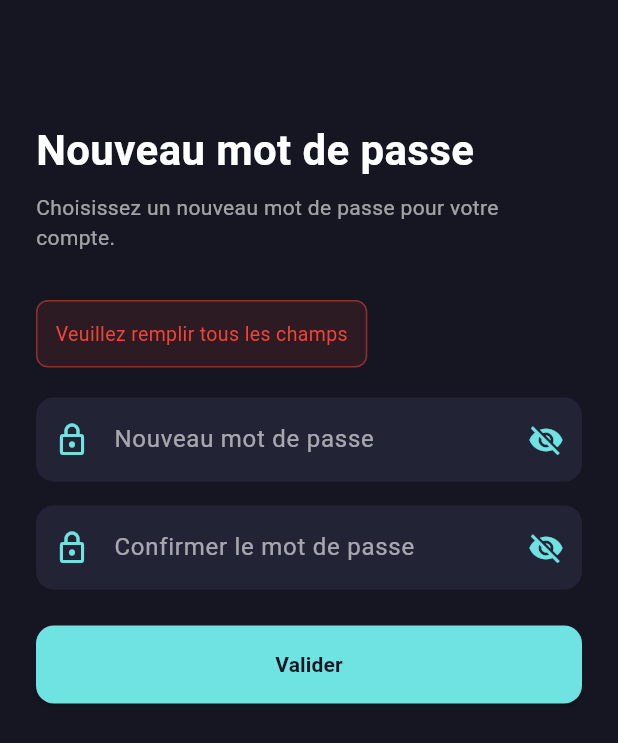
After one commit to AurelienFerrari/Scriptoria, a Flutter app: the ResetPasswordPage screen opened directly, after a tap on "Valider", on a phone screen of 412 x 824 dp. The commit adds this screen. Shown: the top 743 px of the screen. Run offline on Flutter 3.47's test engine with Material 3 defaults, Android fonts, the phone set to English and light mode, and no system bars; our stand-ins replace flutter_dotenv, image_picker, permission_handler, shared_preferences, supabase_flutter; accounts and stored records are empty.

Commit message:
Corrige B20 : le reset de mot de passe fonctionne enfin sur mobile
Les liens de confirmation d'inscription et de réinitialisation de mot
de passe envoyés par Supabase redirigeaient vers http://localhost:3000
(Site URL par défaut, pensée pour une app web) : sur mobile ça atterrit
sur une page qui ne répond rien, et le mot de passe ne peut jamais être
réellement changé.

Ajout d'un schéma d'URL custom (com.example.scriptoria://reset-callback/)
enregistré côté natif (AndroidManifest.xml, Info.plist) et passé en
redirectTo par SupabaseService.resetPassword(). MyApp écoute désormais
AuthChangeEvent.passwordRecovery (via AuthProvider.onAuthStateChange) et
ouvre un nouvel écran ResetPasswordPage, qui appelle enfin
AuthProvider.updatePassword() (déjà implémentée côté service mais
jamais branchée jusqu'ici).

```diff
--- a/lib/core/services/supabase_service.dart
+++ b/lib/core/services/supabase_service.dart
@@ -166,10 +166,22 @@ class SupabaseService {
     return _client.auth.currentUser != null;
   }
 
+  /// Émet un événement à chaque changement d'état d'authentification, y
+  /// compris `AuthChangeEvent.passwordRecovery` quand l'utilisateur arrive
+  /// via le deep link de réinitialisation de mot de passe (voir main.dart).
+  Stream<AuthState> get onAuthStateChange => _client.auth.onAuthStateChange;
+
+  /// URL de deep link vers laquelle Supabase redirige après confirmation
+  /// d'email ou clic sur un lien de réinitialisation de mot de passe.
+  /// Doit être enregistrée comme schéma custom côté natif (voir
+  /// AndroidManifest.xml / Info.plist) et ajoutée à l'allow-list "Redirect
+  /// URLs" du projet Supabase (Authentication > URL Configuration).
+  static const String authCallbackUrl = 'com.example.scriptoria://reset-callback/';
+
   /// Réinitialiser le mot de passe
   Future<void> resetPassword(String email) async {
     try {
-      await _client.auth.resetPasswordForEmail(email);
+      await _client.auth.resetPasswordForEmail(email, redirectTo: authCallbackUrl);
     } catch (e) {
       rethrow;
     }
--- /dev/null
+++ b/lib/features/auth/presentation/pages/reset_password_page.dart
@@ -0,0 +1,188 @@
+import 'package:flutter/material.dart';
+import 'package:provider/provider.dart';
+
+import 'package:scriptoria/core/providers/auth_provider.dart';
+import 'package:scriptoria/core/utils/friendly_auth_error.dart';
+
+/// Écran affiché quand l'utilisateur arrive via le deep link de
+/// réinitialisation de mot de passe (voir main.dart : écoute de
+/// AuthChangeEvent.passwordRecovery). Le lien a déjà établi une session
+/// authentifiée ; il ne reste qu'à définir le nouveau mot de passe.
+class ResetPasswordPage extends StatefulWidget {
+  const ResetPasswordPage({super.key});
+
+  @override
+  State<ResetPasswordPage> createState() => _ResetPasswordPageState();
+}
+
+class _ResetPasswordPageState extends State<ResetPasswordPage> {
+  final _passwordController = TextEditingController();
+  final _confirmPasswordController = TextEditingController();
+  bool _isLoading = false;
+  bool _obscurePassword = true;
+  bool _obscureConfirmPassword = true;
+  String? _errorMessage;
+
+  @override
+  void dispose() {
+    _passwordController.dispose();
+    _confirmPasswordController.dispose();
+    super.dispose();
+  }
+
+  Future<void> _handleSubmit() async {
+    if (_passwordController.text.isEmpty || _confirmPasswordController.text.isEmpty) {
+      setState(() => _errorMessage = 'Veuillez remplir tous les champs');
+      return;
+    }
+
+    if (_passwordController.text != _confirmPasswordController.text) {
+      setState(() => _errorMessage = 'Les mots de passe ne correspondent pas');
+      return;
+    }
+
+    if (_passwordController.text.length < 8) {
+      setState(() => _errorMessage = 'Le mot de passe doit contenir au moins 8 caractères');
+      return;
+    }
+
+    setState(() {
+      _isLoading = true;
+      _errorMessage = null;
+    });
+
+    try {
+      await context.read<AuthProvider>().updatePassword(_passwordController.text);
+      if (mounted) {
+        Navigator.of(context).pushNamedAndRemoveUntil('/home', (route) => false);
+      }
+    } catch (e) {
+      setState(() => _errorMessage = friendlyAuthErrorMessage(e));
+    } finally {
+      if (mounted) {
+        setState(() => _isLoading = false);
+      }
+    }
+  }
+
+  @override
+  Widget build(BuildContext context) {
+    const Color primaryColor = Color(0xFF6FE3E1);
+    const Color bgColor = Color(0xFF161622);
+    const Color cardColor = Color(0xFF232336);
+
+    return Scaffold(
+      backgroundColor: bgColor,
+      appBar: AppBar(
+        backgroundColor: bgColor,
+        elevation: 0,
+        automaticallyImplyLeading: false,
+      ),
+      body: SafeArea(
+        child: Padding(
+          padding: const EdgeInsets.symmetric(horizontal: 24, vertical: 24),
+          child: Column(
+            crossAxisAlignment: CrossAxisAlignment.start,
+            children: [
+              const Text(
+                'Nouveau mot de passe',
+                style: TextStyle(color: Colors.white, fontWeight: FontWeight.bold, fontSize: 28),
+              ),
+              const SizedBox(height: 8),
+              Text(
+                'Choisissez un nouveau mot de passe pour votre compte.',
+                style: TextStyle(color: Colors.white.withOpacity(0.6), fontSize: 14),
+              ),
+              const SizedBox(height: 32),
+              if (_errorMessage != null)
+                Container(
+                  padding: const EdgeInsets.all(12),
+                  decoration: BoxDecoration(
+                    color: Colors.red.withOpacity(0.1),
+                    border: Border.all(color: Colors.red.withOpacity(0.5)),
+                    borderRadius: BorderRadius.circular(8),
+                  ),
+                  child: Text(
+                    _errorMessage!,
+                    style: const TextStyle(color: Colors.red, fontSize: 13),
+                  ),
+                ),
+              if (_errorMessage != null) const SizedBox(height: 20),
+              TextField(
+                controller: _passwordController,
+                enabled: !_isLoading,
+                obscureText: _obscurePassword,
+                style: const TextStyle(color: Colors.white),
+                decoration: InputDecoration(
+                  labelText: 'Nouveau mot de passe',
+                  labelStyle: TextStyle(color: Colors.white.withOpacity(0.6)),
+                  prefixIcon: const Icon(Icons.lock_outlined, color: primaryColor),
+                  suffixIcon: IconButton(
+                    icon: Icon(
+                      _obscurePassword ? Icons.visibility_off : Icons.visibility,
+                      color: primaryColor,
+                    ),
+                    tooltip: _obscurePassword ? 'Afficher le mot de passe' : 'Masquer le mot de passe',
+                    onPressed: () => setState(() => _obscurePassword = !_obscurePassword),
+                  ),
+                  filled: true,
+                  fillColor: cardColor,
+                  border: OutlineInputBorder(
+                    borderRadius: BorderRadius.circular(12),
+                    borderSide: BorderSide.none,
+                  ),
+                ),
+              ),
+              const SizedBox(height: 16),
+              TextField(
+                controller: _confirmPasswordController,
+                enabled: !_isLoading,
+                obscureText: _obscureConfirmPassword,
+                style: const TextStyle(color: Colors.white),
+                decoration: InputDecoration(
+                  labelText: 'Confirmer le mot de passe',
+                  labelStyle: TextStyle(color: Colors.white.withOpacity(0.6)),
+                  prefixIcon: const Icon(Icons.lock_outlined, color: primaryColor),
+                  suffixIcon: IconButton(
+                    icon: Icon(
+                      _obscureConfirmPassword ? Icons.visibility_off : Icons.visibility,
+                      color: primaryColor,
+                    ),
+                    tooltip: _obscureConfirmPassword ? 'Afficher le mot de passe' : 'Masquer le mot de passe',
+                    onPressed: () => setState(() => _obscureConfirmPassword = !_obscureConfirmPassword),
+                  ),
+                  filled: true,
+                  fillColor: cardColor,
+                  border: OutlineInputBorder(
+                    borderRadius: BorderRadius.circular(12),
+                    borderSide: BorderSide.none,
+                  ),
+                ),
+              ),
+              const SizedBox(height: 24),
+              SizedBox(
+                width: double.infinity,
+                child: ElevatedButton(
+                  onPressed: _isLoading ? null : _handleSubmit,
+                  style: ElevatedButton.styleFrom(
+                    backgroundColor: primaryColor,
+                    foregroundColor: bgColor,
+                    padding: const EdgeInsets.symmetric(vertical: 16),
+                    shape: RoundedRectangleBorder(borderRadius: BorderRadius.circular(12)),
+                  ),
+                  child: _isLoading
+                      ? const SizedBox(
+                          height: 20,
+                          width: 20,
+                          child: CircularProgressIndicator(strokeWidth: 2),
+                        )
+                      : const Text('Valider', style: TextStyle(fontWeight: FontWeight.bold)),
+                ),
+              ),
+            ],
+          ),
+        ),
+      ),
+    );
+  }
+}
--- a/lib/main.dart
+++ b/lib/main.dart
@@ -1,5 +1,8 @@
+import 'dart:async';
+
 import 'package:flutter/material.dart';
 import 'package:provider/provider.dart';
+import 'package:supabase_flutter/supabase_flutter.dart';
 import 'package:scriptoria/core/services/supabase_service.dart';
 import 'core/providers/auth_provider.dart';
 import 'features/home/presentation/pages/home_page.dart';
@@ -10,6 +13,12 @@ import 'features/settings/presentation/pages/settings_page.dart';
 import 'features/auth/presentation/pages/login_page.dart';
 import 'features/auth/presentation/pages/register_page.dart';
 import 'features/auth/presentation/pages/forgot_password_page.dart';
+import 'features/auth/presentation/pages/reset_password_page.dart';
+
+/// Permet de naviguer (ex: après le deep link de réinitialisation de mot de
+/// passe) depuis en dehors du BuildContext d'un widget, dans le listener
+/// onAuthStateChange de MyApp.
+final navigatorKey = GlobalKey<NavigatorState>();
 
 void main() async {
   WidgetsFlutterBinding.ensureInitialized();
@@ -65,14 +74,43 @@ class SupabaseInitErrorApp extends StatelessWidget {
   }
 }
 
-class MyApp extends StatelessWidget {
+class MyApp extends StatefulWidget {
   const MyApp({Key? key}) : super(key: key);
+
+  @override
+  State<MyApp> createState() => _MyAppState();
+}
+
+class _MyAppState extends State<MyApp> {
+  StreamSubscription<AuthState>? _authStateSubscription;
+
+  @override
+  void initState() {
+    super.initState();
+    // Le deep link de réinitialisation de mot de passe (voir
+    // SupabaseService.authCallbackUrl) établit une session puis déclenche
+    // cet événement : on redirige alors vers l'écran "nouveau mot de passe".
+    _authStateSubscription = context.read<AuthProvider>().onAuthStateChange.listen((data) {
+      if (data.event == AuthChangeEvent.passwordRecovery) {
+        navigatorKey.currentState?.push(
+          MaterialPageRoute(builder: (_) => const ResetPasswordPage()),
+        );
+      }
+    });
+  }
+
+  @override
+  void dispose() {
+    _authStateSubscription?.cancel();
+    super.dispose();
+  }
 
   @override
   Widget build(BuildContext context) {
     final isLoggedIn = context.watch<AuthProvider>().isLoggedIn;
 
     return MaterialApp(
+      navigatorKey: navigatorKey,
       title: 'Scriptoria',
       theme: ThemeData.dark(),
       home: isLoggedIn ? const HomePage() : const LoginPage(),
```
Also changed, not shown: lib/core/providers/auth_provider.dart (+6 -1 lines), 8 other files.
